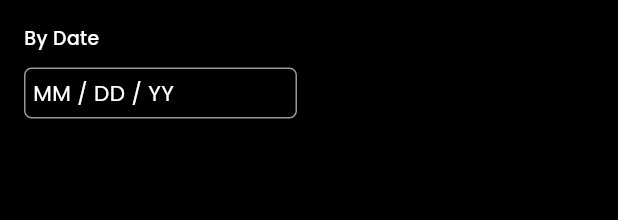
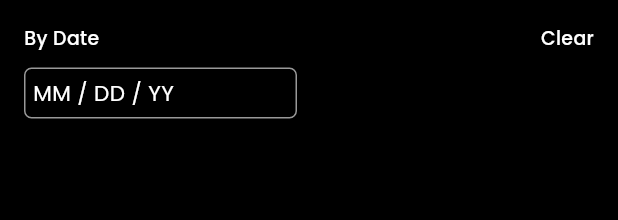
Before and after one commit to kishan06/GoodTimes, a Flutter app: what byDate() shows on an empty page, opened directly, on a phone screen of 412 x 824 dp. Shown: the top 220 px of the screen. Run offline on Flutter 3.47's test engine with Material 3 defaults, Android fonts, the phone set to English and light mode, and no system bars; our stand-ins replace cached_network_image, carousel_slider, connectivity_plus, dio, easy_debounce, firebase_core and 21 more; missing offline and left inert: dio_smart_retry, flutter_branch_sdk, flutter_google_places_hoc081098, flutter_polyline_points, flutter_skeleton_ui, google_api_headers and 3 more; accounts and stored records are empty; network calls fail; project files that could hold a hidden picture were left out.

Commit message:
filter changes

```diff
--- a/lib/data/repository/endpoints.dart
+++ b/lib/data/repository/endpoints.dart
@@ -7,9 +7,9 @@ var logger = Logger();
 class Endpoints {
   // base point urls
   //!local urls of bobby server
-  static const domain = "http://192.168.50.134:8000/";
-  static const _base = "http://192.168.50.134:8000/api/";
-  static const chatDomain = "ws://chat.goodtimes.betadelivery.com/ws/chat/";
+  /* static const domain = "http://192.168.50.92:8000/";
+  static const _base = "http://192.168.50.92:8000/api/";
+  static const chatDomain = "ws://chat.goodtimes.betadelivery.com/ws/chat/"; */
 
   // base point urls
   //!stagging urls our server
@@ -18,9 +18,9 @@ class Endpoints {
   // static const chatDomain= "ws://chat.goodtimes.betadelivery.com/ws/chat/";
 
   //!stagging urls of client
-  // static const domain = "https://staging.goodtimesltd.co.uk";
-  // static const _base = "https://staging.goodtimesltd.co.uk/api/";
-  // static const chatDomain= "ws://chat.staging.goodtimesltd.co.uk/ws/chat/";
+  static const domain = "https://staging.goodtimesltd.co.uk";
+  static const _base = "https://staging.goodtimesltd.co.uk/api/";
+  static const chatDomain= "ws://chat.staging.goodtimesltd.co.uk/ws/chat/";
 
   //!production urls of client
   /*  static const domain = "https://admin.goodtimesltd.co.uk";
--- a/lib/views/screens/event/event_preview.dart
+++ b/lib/views/screens/event/event_preview.dart
@@ -463,7 +463,7 @@ class _EventPreviewState extends State<EventPreview> {
                                               style: paragraphStyle.copyWith(
                                                 fontSize: 14,
                                                 fontWeight: FontWeight.w500,
-                                                color: kPrimaryColorLight,
+                                                color: kPrimaryColor,
                                               ),
                                             ),
                                           ),
--- a/lib/views/screens/home/home.dart
+++ b/lib/views/screens/home/home.dart
@@ -351,6 +351,11 @@ class _HomeScreenState extends State<HomeScreen> {
             const SizedBox(height: 25),
             MyElevatedButton(
                 onPressed: () {
+                   if (advanceFilterController.checkFilterIsClearOrNot()) {
+                    return;
+                  } else {
+                    advanceFilterController.clearAllFilter();
+                  }
                   setState(() {
                     curentIndex.value = 0;
                   });
@@ -359,7 +364,6 @@ class _HomeScreenState extends State<HomeScreen> {
                   GetStorage().write('profileStatus', null);
                   globalController.accessToken.value = '';
                   globalController.profileImgPath.value = '';
-
                   handleSignOut();
                   Navigator.pushNamedAndRemoveUntil(
                       context, WelcomeScreen.routeName, (route) => false);
--- a/lib/views/screens/home/sidebar-filter/widget/widget.dart
+++ b/lib/views/screens/home/sidebar-filter/widget/widget.dart
@@ -1,6 +1,7 @@
 import 'package:flutter/cupertino.dart';
 import 'package:flutter/material.dart';
 import 'package:flutter/services.dart';
+import 'package:flutter/widgets.dart';
 import 'package:get/get.dart';
 import 'package:good_times/data/models/event_age_group_model.dart';
 import 'package:good_times/data/repository/endpoints.dart';
@@ -202,7 +203,12 @@ Widget byDate(context) {
 
   return Padding(
     padding: const EdgeInsets.symmetric(horizontal: 16.0, vertical: 16),
-    child: Column(
+
+      child: Row(
+        mainAxisAlignment: MainAxisAlignment.spaceBetween,
+        crossAxisAlignment: CrossAxisAlignment.start,
+        children: [
+          Column(
             mainAxisAlignment: MainAxisAlignment.start,
             crossAxisAlignment: CrossAxisAlignment.start,
             children: [
@@ -237,6 +243,16 @@ Widget byDate(context) {
               ),
             ],
           ),
+        GestureDetector(
+          onTap: (){
+            advanceFilterController.selectedDate.value=null;
+          },
+          child: Text("Clear", style: paragraphStyle.copyWith(
+                      fontSize: 14, fontWeight: FontWeight.w500),),
+        )
+        ],
+      ),
+
   );
 }
 
--- a/lib/views/screens/profile/profile.dart
+++ b/lib/views/screens/profile/profile.dart
@@ -26,6 +26,7 @@ import '../../widgets/common/bottom_navigation.dart';
 import '../../widgets/common/bottom_sheet.dart';
 import '../../widgets/common/button.dart';
 import '../auth/registration/welcome_screen.dart';
+import '../home/sidebar-filter/widget/widget.dart';
 import '../notification/notification.dart';
 import '../subscription/open_website.dart';
 import 'edit_preferences.dart';
@@ -392,6 +393,11 @@ class _ProfileState extends State<Profile> {
               const SizedBox(height: 25),
               MyElevatedButton(
                   onPressed: () {
+                     if (advanceFilterController.checkFilterIsClearOrNot()) {
+                    return;
+                  } else {
+                    advanceFilterController.clearAllFilter();
+                  }
                     setState(() {
                       curentIndex.value = 0;
                     });
```
Also changed, not shown: lib/data/repository/services/advance_filter_service.dart (+7 -0 lines), 9 other files. Lines whose indentation alone changed are shown as unchanged.
